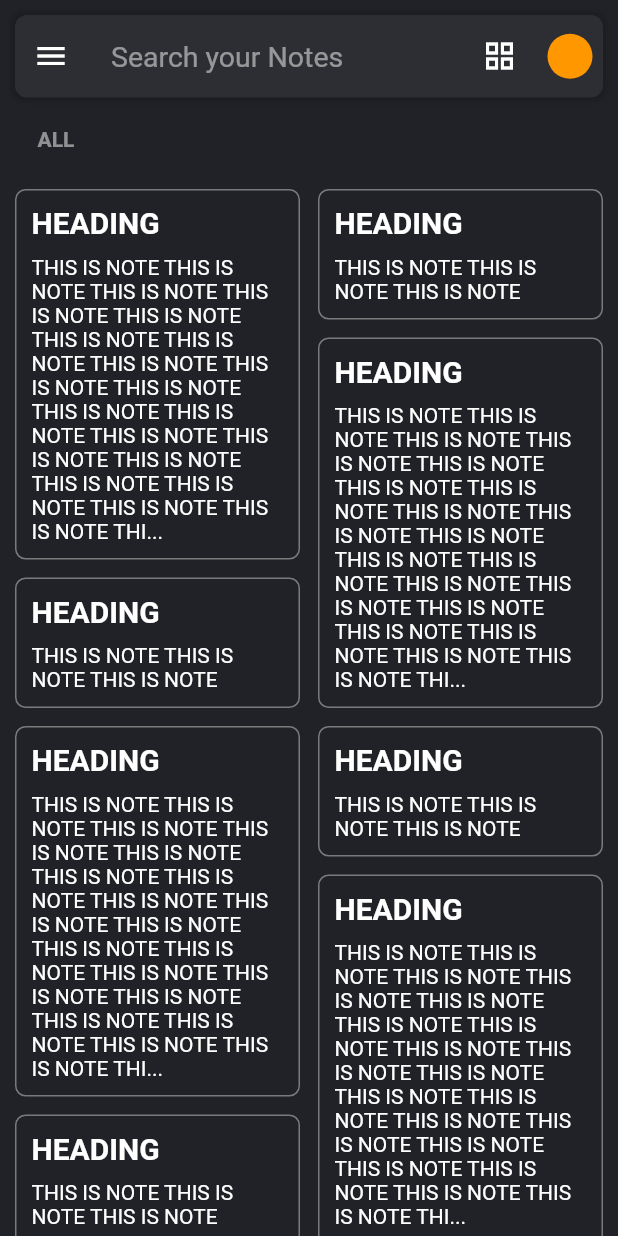
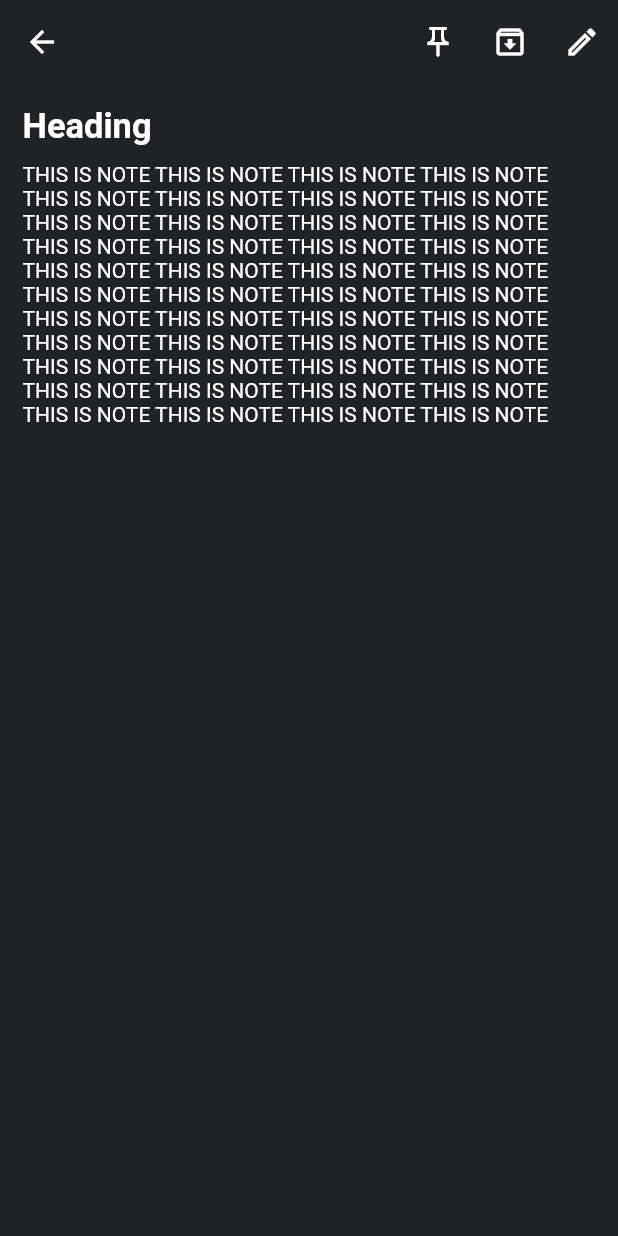
Before and after one commit to musfique113/KeepNotes, a Flutter app: the screen it shows after launch, after a tap on "HEADING", on a phone screen of 412 x 824 dp. Run offline on Flutter 3.47's test engine with Material 2 defaults, Android fonts, the phone set to English and light mode, and no system bars.

Commit message:
added: on click on notes take user to the selected note page , where user can edit , archive, and delete notes

```diff
--- /dev/null
+++ b/lib/EditNoteView.dart
@@ -0,0 +1,16 @@
+import 'package:flutter/material.dart';
+class EditNoteView extends StatefulWidget {
+  const EditNoteView({Key? key}) : super(key: key);
+
+  @override
+  State<EditNoteView> createState() => _EditNoteViewState();
+}
+
+class _EditNoteViewState extends State<EditNoteView> {
+  @override
+  Widget build(BuildContext context) {
+    return Scaffold(
+
+    );
+  }
+}
--- /dev/null
+++ b/lib/NoteView.dart
@@ -0,0 +1,50 @@
+import 'package:flutter/material.dart';
+import 'package:googlekeep/colors.dart';
+
+class NoteView extends StatefulWidget {
+  const NoteView({Key? key}) : super(key: key);
+
+  @override
+  State<NoteView> createState() => _NoteViewState();
+}
+
+class _NoteViewState extends State<NoteView> {
+  String note =
+      "THIS IS NOTE THIS IS NOTE THIS IS NOTE THIS IS NOTE THIS IS NOTE THIS IS NOTE THIS IS NOTE THIS IS NOTE THIS IS NOTE THIS IS NOTE THIS IS NOTE THIS IS NOTE THIS IS NOTE THIS IS NOTE THIS IS NOTE THIS IS NOTE THIS IS NOTE THIS IS NOTE THIS IS NOTE THIS IS NOTE THIS IS NOTE THIS IS NOTE THIS IS NOTE THIS IS NOTE THIS IS NOTE THIS IS NOTE THIS IS NOTE THIS IS NOTE THIS IS NOTE THIS IS NOTE THIS IS NOTE THIS IS NOTE THIS IS NOTE THIS IS NOTE THIS IS NOTE THIS IS NOTE THIS IS NOTE THIS IS NOTE THIS IS NOTE THIS IS NOTE THIS IS NOTE THIS IS NOTE THIS IS NOTE THIS IS NOTE";
+  String note1 = "THIS IS NOTE THIS IS NOTE THIS IS NOTE";
+  @override
+  Widget build(BuildContext context) {
+    return Scaffold(
+      backgroundColor: bgColor,
+      appBar: AppBar(
+        backgroundColor: bgColor,
+        elevation: 0.0,
+        actions: [
+          IconButton(
+              onPressed: () {},
+              splashRadius: 18,
+              icon: Icon(Icons.push_pin_outlined)),
+          IconButton(
+              onPressed: () {},
+              splashRadius: 18,
+              icon: Icon(Icons.archive_outlined)),
+          IconButton(
+              onPressed: () {},
+              splashRadius: 18,
+              icon: Icon(Icons.edit_outlined))
+        ],
+      ),
+      body: Container(
+        padding: EdgeInsets.all(15),
+        child: Column(
+          crossAxisAlignment: CrossAxisAlignment.start,
+          children: [
+            Text("Heading",style: TextStyle(color: Colors.white,fontSize: 23,fontWeight: FontWeight.bold),),
+            SizedBox(height: 10,),
+            Text(note,style: TextStyle(color: Colors.white),),
+          ],
+        )
+      ),
+    );
+  }
+}
--- a/lib/SideMenuBar.dart
+++ b/lib/SideMenuBar.dart
@@ -12,6 +12,7 @@ class _SideMenuState extends State<SideMenu> {
   @override
   Widget build(BuildContext context) {
     return Drawer(
+      backgroundColor: bgColor,
       child: SafeArea(
         child: Container(
           decoration: BoxDecoration(color: bgColor),
--- a/lib/home.dart
+++ b/lib/home.dart
@@ -2,6 +2,7 @@ import 'package:flutter/material.dart';
 import 'package:googlekeep/SideMenuBar.dart';
 import 'package:googlekeep/colors.dart';
 import 'package:flutter_staggered_grid_view/flutter_staggered_grid_view.dart';
+import 'package:googlekeep/NoteView.dart';
 
 class Home extends StatefulWidget {
   const Home({Key? key}) : super(key: key);
@@ -191,7 +192,7 @@ class _HomeState extends State<Home> {
                 staggeredTileBuilder: (index) => StaggeredTile.fit(2),
                 itemBuilder: (context, index) => InkWell(
                       onTap: () {
-                        //Navigator.push(context, MaterialPageRoute(builder: (context) => NoteView()));
+                        Navigator.push(context, MaterialPageRoute(builder: (context) => NoteView()));
                       },
                       child: Container(
                         padding: EdgeInsets.all(10),
@@ -253,9 +254,10 @@ class _HomeState extends State<Home> {
                 itemCount: 10,
                 itemBuilder: (context, index) => InkWell(
                   onTap: () {
-                    //Navigator.push(context, MaterialPageRoute(builder: (context) => NoteView()));
+                    Navigator.push(context, MaterialPageRoute(builder: (context) => NoteView()));
                   },
                   child: Container(
+                    margin: EdgeInsets.only(bottom: 10),
                     padding: EdgeInsets.all(10),
                     decoration: BoxDecoration(
                         border: Border.all(color: white.withOpacity(0.4)),
@@ -278,11 +280,12 @@ class _HomeState extends State<Home> {
                               : note
                               : note1,
                           style: TextStyle(color: white),
-                        )
+                        ),
                       ],
                     ),
                   ),
                 ))),
+        //SizedBox(height: 10,)
       ],
     );
   }
```
